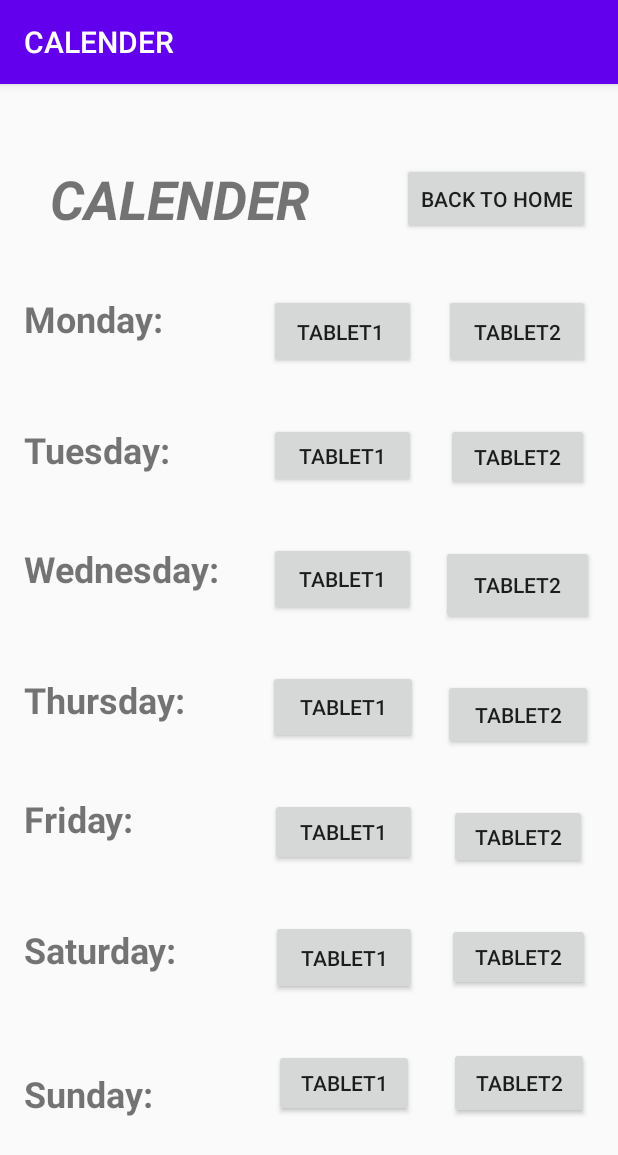
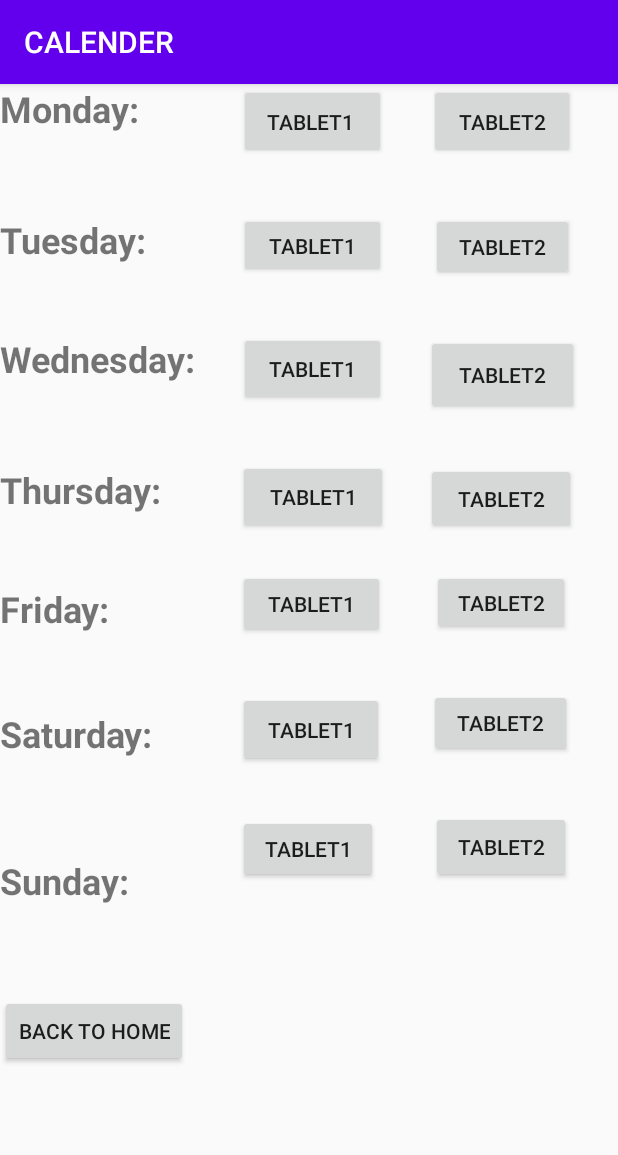
Before and after one commit to VedPatwardhan/Pasckathon_Dcoders, an Android app: the CalendarActivity1 screen opened directly, with no data from a screen before it, on a phone screen of 412 x 824 dp. Shown: the top 1155 px of the screen. Run offline under Robolectric (Android 15) with nearby library versions, the phone set to English and light mode, and no system bars.

Commit message:
Layout with constraints

```diff
--- a/app/build.gradle
+++ b/app/build.gradle
@@ -27,6 +27,7 @@ dependencies {
     implementation 'androidx.appcompat:appcompat:1.2.0'
     implementation 'androidx.constraintlayout:constraintlayout:2.0.1'
     implementation 'androidx.gridlayout:gridlayout:1.0.0'
+    implementation 'com.google.android.gms:play-services-maps:17.0.0'
     testImplementation 'junit:junit:4.12'
     androidTestImplementation 'androidx.test.ext:junit:1.1.2'
     androidTestImplementation 'androidx.test.espresso:espresso-core:3.3.0'
--- a/app/src/main/res/layout/activity_calendar1.xml
+++ b/app/src/main/res/layout/activity_calendar1.xml
@@ -10,7 +10,7 @@
         android:id="@+id/button12"
         android:layout_width="92dp"
         android:layout_height="43dp"
-        android:layout_marginTop="36dp"
+        android:layout_marginTop="24dp"
         android:text="Tablet2"
         app:layout_constraintEnd_toEndOf="@+id/button10"
         app:layout_constraintStart_toStartOf="@+id/button10"
@@ -32,25 +32,23 @@
         android:id="@+id/textView6"
         android:layout_width="139dp"
         android:layout_height="39dp"
-        android:layout_marginTop="36dp"
         android:text="Monday:"
         android:textSize="24sp"
         android:textStyle="bold"
-        app:layout_constraintStart_toStartOf="@+id/textView16"
-        app:layout_constraintTop_toBottomOf="@+id/textView16"
-        tools:ignore="MissingConstraints" />
+        tools:ignore="MissingConstraints"
+        tools:layout_editor_absoluteX="16dp"
+        tools:layout_editor_absoluteY="54dp" />
 
     <Button
         android:id="@+id/button3"
         android:layout_width="98dp"
         android:layout_height="50dp"
-        android:layout_marginStart="24dp"
-        android:layout_marginLeft="24dp"
-        android:layout_marginTop="36dp"
+        android:layout_marginStart="20dp"
+        android:layout_marginLeft="20dp"
         android:text="Tablet1 "
         app:layout_constraintStart_toEndOf="@+id/textView6"
-        app:layout_constraintTop_toBottomOf="@+id/textView16"
-        tools:ignore="MissingConstraints" />
+        tools:ignore="MissingConstraints"
+        tools:layout_editor_absoluteY="54dp" />
 
     <Button
         android:id="@+id/button4"
@@ -146,9 +144,10 @@
         android:id="@+id/button10"
         android:layout_width="100dp"
         android:layout_height="47dp"
-        android:layout_marginTop="36dp"
+        android:layout_marginTop="32dp"
         android:text="tablet2"
         app:layout_constraintEnd_toEndOf="@+id/history"
+        app:layout_constraintHorizontal_bias="0.0"
         app:layout_constraintStart_toStartOf="@+id/history"
         app:layout_constraintTop_toBottomOf="@+id/history"
         tools:ignore="MissingConstraints" />
@@ -180,9 +179,10 @@
         android:id="@+id/button16"
         android:layout_width="93dp"
         android:layout_height="45dp"
-        android:layout_marginTop="36dp"
+        android:layout_marginTop="32dp"
         android:text="Tablet1"
         app:layout_constraintEnd_toEndOf="@+id/button11"
+        app:layout_constraintHorizontal_bias="0.0"
         app:layout_constraintStart_toStartOf="@+id/button11"
         app:layout_constraintTop_toBottomOf="@+id/button11"
         tools:ignore="MissingConstraints" />
@@ -191,9 +191,10 @@
         android:id="@+id/button14"
         android:layout_width="98dp"
         android:layout_height="45dp"
-        android:layout_marginTop="36dp"
+        android:layout_marginTop="24dp"
         android:text="Tablet1"
         app:layout_constraintEnd_toEndOf="@+id/button9"
+        app:layout_constraintHorizontal_bias="0.0"
         app:layout_constraintStart_toStartOf="@+id/button9"
         app:layout_constraintTop_toBottomOf="@+id/button9"
         tools:ignore="MissingConstraints" />
@@ -202,7 +203,7 @@
         android:id="@+id/textView11"
         android:layout_width="139dp"
         android:layout_height="39dp"
-        android:layout_marginTop="48dp"
+        android:layout_marginTop="44dp"
         android:text="Saturday:"
         android:textSize="24sp"
         android:textStyle="bold"
@@ -220,22 +221,7 @@
         app:layout_constraintBottom_toBottomOf="parent"
         app:layout_constraintStart_toStartOf="@+id/textView11"
         app:layout_constraintTop_toBottomOf="@+id/textView11"
-        app:layout_constraintVertical_bias="0.443"
-        tools:ignore="MissingConstraints" />
-
-    <TextView
-        android:id="@+id/textView16"
-        android:layout_width="216dp"
-        android:layout_height="52dp"
-        android:text="  CALENDER"
-        android:textSize="36sp"
-        android:textStyle="bold|italic"
-        app:layout_constraintBottom_toBottomOf="parent"
-        app:layout_constraintEnd_toEndOf="parent"
-        app:layout_constraintHorizontal_bias="0.082"
-        app:layout_constraintStart_toStartOf="parent"
-        app:layout_constraintTop_toTopOf="parent"
-        app:layout_constraintVertical_bias="0.073"
+        app:layout_constraintVertical_bias="0.216"
         tools:ignore="MissingConstraints" />
 
     <Button
@@ -259,7 +245,7 @@
         app:layout_constraintEnd_toEndOf="@+id/button15"
         app:layout_constraintStart_toStartOf="@+id/button15"
         app:layout_constraintTop_toBottomOf="@+id/button15"
-        app:layout_constraintVertical_bias="0.02"
+        app:layout_constraintVertical_bias="0.0"
         tools:ignore="MissingConstraints" />
 
     <Button
@@ -268,10 +254,8 @@
         android:layout_height="wrap_content"
         android:text="Back to home"
         app:layout_constraintBottom_toBottomOf="parent"
-        app:layout_constraintEnd_toEndOf="@+id/button4"
-        app:layout_constraintHorizontal_bias="1.0"
-        app:layout_constraintStart_toEndOf="@+id/textView16"
-        app:layout_constraintTop_toTopOf="parent"
-        app:layout_constraintVertical_bias="0.073" />
+        app:layout_constraintTop_toBottomOf="@+id/textView12"
+        app:layout_constraintVertical_bias="0.319"
+        tools:layout_editor_absoluteX="143dp" />
 
 </androidx.constraintlayout.widget.ConstraintLayout>
--- a/app/src/main/res/layout/activity_history1.xml
+++ b/app/src/main/res/layout/activity_history1.xml
@@ -88,14 +88,14 @@
         android:id="@+id/notification"
         android:layout_width="180dp"
         android:layout_height="68dp"
-        android:layout_marginTop="528dp"
+        android:layout_marginTop="56dp"
         android:text="SHOW MORE"
         android:textSize="24sp"
         android:textStyle="bold"
         app:layout_constraintEnd_toEndOf="parent"
-        app:layout_constraintHorizontal_bias="0.498"
+        app:layout_constraintHorizontal_bias="0.497"
         app:layout_constraintStart_toStartOf="parent"
-        app:layout_constraintTop_toTopOf="parent"
+        app:layout_constraintTop_toBottomOf="@+id/editTextDate"
         tools:ignore="MissingConstraints" />
 
     <Button
```
Also changed, not shown: app/src/main/res/layout/activity_notification1.xml (+22 -12 lines), app/src/main/res/layout/activity_profile1.xml (+13 -10 lines), app/src/main/res/layout/msgdisp.xml (+37 -0 lines), app/src/main/res/layout/notification1.xml (+8 -5 lines).
